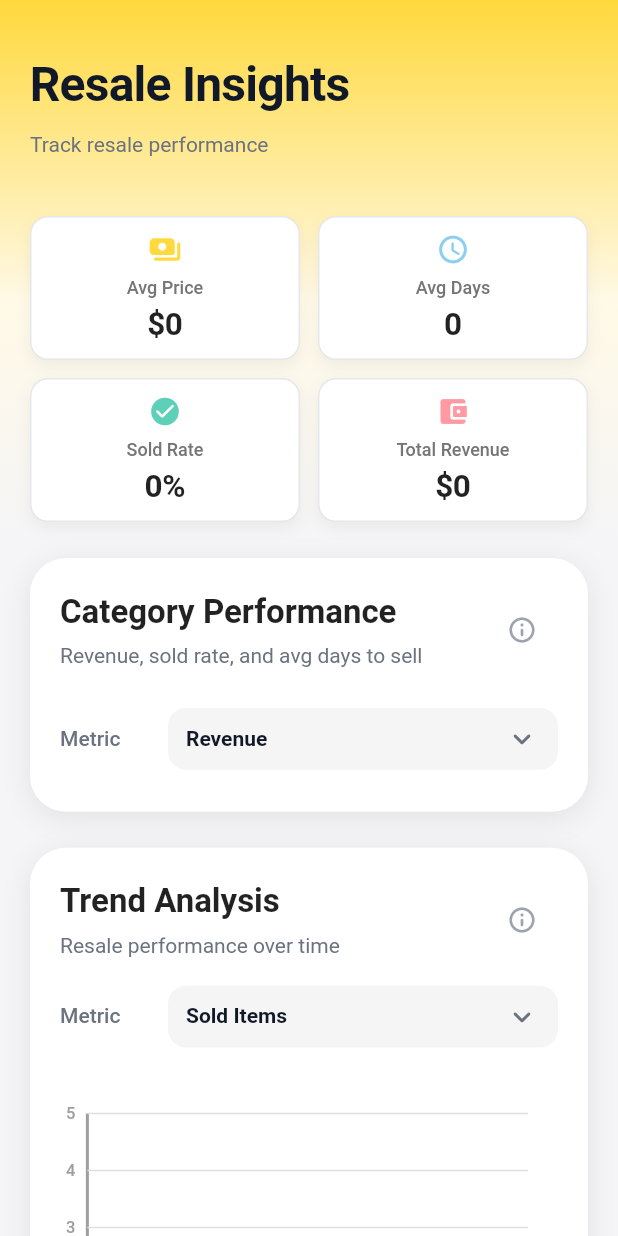
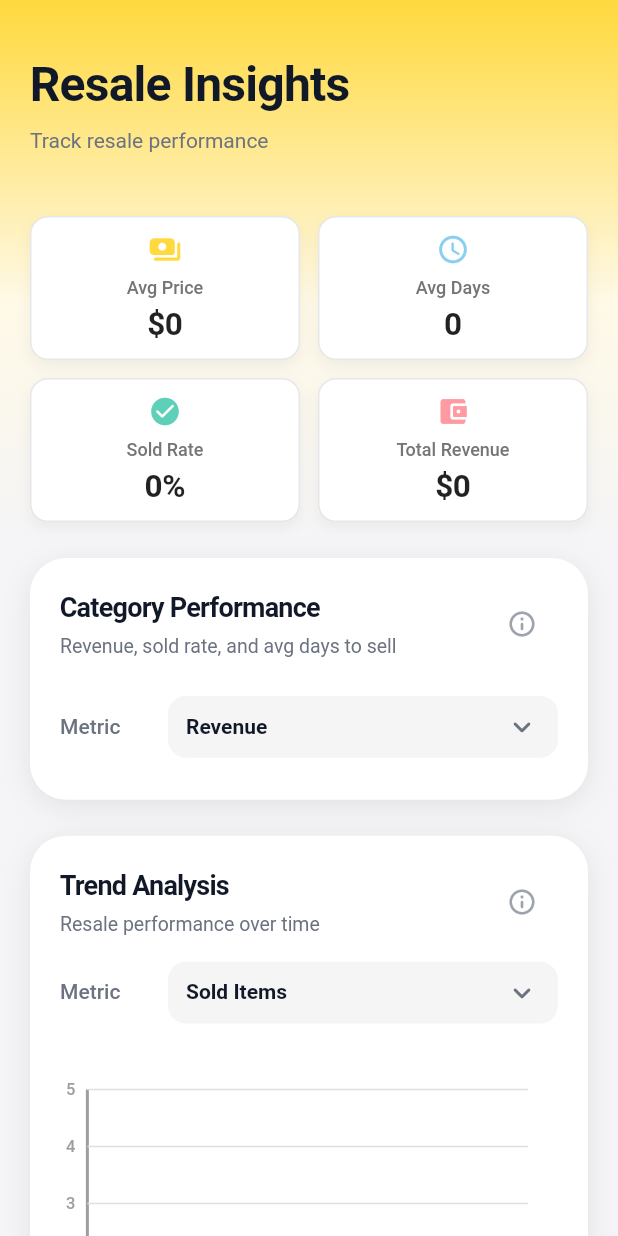
Before and after one commit to icaichen/KeepJoy, a Flutter app: the ResellAnalysisReportScreen screen opened directly with empty values, on a phone screen of 412 x 824 dp. Run offline on Flutter 3.47's test engine with Material 3 defaults, Android fonts, the phone set to English and light mode, and no system bars; our stand-ins replace cached_network_image, connectivity_plus, flutter_local_notifications, hive, hive_flutter, image_picker and 6 more; missing offline and left inert: purchases_flutter; accounts and stored records are empty; statements that could not run were skipped; project files that could hold a hidden picture were left out.

Commit message:
fixed fonts

```diff
--- a/lib/features/insights/resell_analysis_report_screen.dart
+++ b/lib/features/insights/resell_analysis_report_screen.dart
@@ -98,10 +98,7 @@ class _ResellAnalysisReportScreenState
           child: Column(
             crossAxisAlignment: CrossAxisAlignment.start,
             children: [
-              Text(
-                label,
-                style: ReportTextStyles.label,
-              ),
+              Text(label, style: ReportTextStyles.label),
               const SizedBox(height: 6),
               Text(
                 value,
@@ -357,27 +354,16 @@ class _ResellAnalysisReportScreenState
                                             isChinese
                                                 ? '品类表现分析'
                                                 : 'Category Performance',
-                                            style: Theme.of(context)
-                                                .textTheme
-                                                .titleLarge
-                                                ?.copyWith(
-                                                  fontWeight: FontWeight.w700,
-                                                  color: Colors.black87,
-                                                ),
+                                            style:
+                                                ReportTextStyles.sectionHeader,
                                           ),
                                           const SizedBox(height: 4),
                                           Text(
                                             isChinese
                                                 ? '各品类的成交金额、成交率与平均售出天数'
                                                 : 'Revenue, sold rate, and avg days to sell',
-                                            style: Theme.of(context)
-                                                .textTheme
-                                                .bodyMedium
-                                                ?.copyWith(
-                                                  color: const Color(
-                                                    0xFF6B7280,
-                                                  ),
-                                                ),
+                                            style: ReportTextStyles
+                                                .sectionSubtitle,
                                           ),
                                         ],
                                       ),
@@ -432,27 +418,16 @@ class _ResellAnalysisReportScreenState
                                             isChinese
                                                 ? '趋势分析'
                                                 : 'Trend Analysis',
-                                            style: Theme.of(context)
-                                                .textTheme
-                                                .titleLarge
-                                                ?.copyWith(
-                                                  fontWeight: FontWeight.w700,
-                                                  color: Colors.black87,
-                                                ),
+                                            style:
+                                                ReportTextStyles.sectionHeader,
                                           ),
                                           const SizedBox(height: 4),
                                           Text(
                                             isChinese
                                                 ? '转卖表现随时间的变化趋势'
                                                 : 'Resale performance over time',
-                                            style: Theme.of(context)
-                                                .textTheme
-                                                .bodyMedium
-                                                ?.copyWith(
-                                                  color: const Color(
-                                                    0xFF6B7280,
-                                                  ),
-                                                ),
+                                            style: ReportTextStyles
+                                                .sectionSubtitle,
                                           ),
                                         ],
                                       ),
@@ -617,27 +592,16 @@ class _ResellAnalysisReportScreenState
                                             isChinese
                                                 ? '超过30天未售出统计'
                                                 : '30+ Days Unsold',
-                                            style: Theme.of(context)
-                                                .textTheme
-                                                .titleLarge
-                                                ?.copyWith(
-                                                  fontWeight: FontWeight.w700,
-                                                  color: Colors.black87,
-                                                ),
+                                            style:
+                                                ReportTextStyles.sectionHeader,
                                           ),
                                           const SizedBox(height: 4),
                                           Text(
                                             isChinese
                                                 ? '各品类超过30天的件数'
                                                 : 'Count by category (30+ days unsold)',
-                                            style: Theme.of(context)
-                                                .textTheme
-                                                .bodyMedium
-                                                ?.copyWith(
-                                                  color: const Color(
-                                                    0xFF6B7280,
-                                                  ),
-                                                ),
+                                            style: ReportTextStyles
+                                                .sectionSubtitle,
                                           ),
                                         ],
                                       ),
@@ -683,11 +647,7 @@ class _ResellAnalysisReportScreenState
                               children: [
                                 Text(
                                   isChinese ? '交易洞察' : 'Transaction Insights',
-                                  style: Theme.of(context).textTheme.titleLarge
-                                      ?.copyWith(
-                                        fontWeight: FontWeight.w700,
-                                        color: Colors.black87,
-                                      ),
+                                  style: ReportTextStyles.sectionHeader,
                                 ),
                                 const SizedBox(height: 20),
                                 _buildTransactionInsights(context, isChinese),
@@ -752,9 +712,7 @@ class _ResellAnalysisReportScreenState
                         padding: EdgeInsets.only(top: topPadding),
                         child: Text(
                           pageName,
-                          style: const TextStyle(
-                            fontSize: 20,
-                            fontWeight: FontWeight.w700,
+                          style: ReportTextStyles.sectionHeader.copyWith(
                             color: Colors.black87,
                           ),
                         ),
@@ -845,8 +803,11 @@ class _ResellAnalysisReportScreenState
 
     // Sort accordingly
     if (_selectedCategoryMetric == CategoryMetric.revenue) {
-       activeCategories.sort((a, b) => (categoryData[b]!['totalRevenue'] as double)
-          .compareTo(categoryData[a]!['totalRevenue'] as double));
+      activeCategories.sort(
+        (a, b) => (categoryData[b]!['totalRevenue'] as double).compareTo(
+          categoryData[a]!['totalRevenue'] as double,
+        ),
+      );
     } else if (_selectedCategoryMetric == CategoryMetric.successRate) {
       activeCategories.sort((a, b) {
         final countA = categoryData[a]!['totalCount'] as int;
@@ -871,7 +832,6 @@ class _ResellAnalysisReportScreenState
         return avgA.compareTo(avgB); // Fast to slow
       });
     }
-
 
     return Column(
       children: [
@@ -1229,82 +1189,207 @@ class _ResellAnalysisReportScreenState
       }
     }
 
+    // Bento Box Grid Layout
     return Column(
       children: [
-        // 成交表现
-        _buildInsightRow(
+        Row(
+          children: [
+            Expanded(
+              child: _buildBentoCard(
                 context,
+                title: isChinese ? '成交表现' : 'Sold Rate',
+                value: '${successRate.toStringAsFixed(0)}%',
                 icon: Icons.trending_up_rounded,
                 iconColor: const Color(0xFF10B981),
-          label: isChinese ? '成交表现' : 'Sold Rate',
-          value: '${successRate.toStringAsFixed(0)}%',
-          isChinese: isChinese,
+                gradient: const LinearGradient(
+                  colors: [Color(0xFFE0F2F1), Color(0xFFFFFFFF)],
+                  begin: Alignment.topLeft,
+                  end: Alignment.bottomRight,
+                ),
+              ),
+            ),
+            const SizedBox(width: 12),
+            Expanded(
+              child: _buildBentoCard(
+                context,
+                title: isChinese ? '优势品类' : 'Best Category',
+                value: bestCategory?.label(context) ?? '-',
+                icon: Icons.star_rounded,
+                iconColor: const Color(0xFFFFB703),
+                gradient: const LinearGradient(
+                  colors: [Color(0xFFFFF8E1), Color(0xFFFFFFFF)],
+                  begin: Alignment.topLeft,
+                  end: Alignment.bottomRight,
+                ),
+              ),
+            ),
+          ],
         ),
         const SizedBox(height: 12),
-
-        // 优势品类
-        if (bestCategory != null)
-          _buildInsightRow(
+        Row(
+          children: [
+            Expanded(
+              child: _buildBentoCard(
                 context,
-            icon: Icons.star_rounded,
-            iconColor: const Color(0xFFFFD93D),
-            label: isChinese ? '优势品类' : 'Best Category',
-            value: bestCategory!.label(context),
-            isChinese: isChinese,
-          ),
-        if (bestCategory != null) const SizedBox(height: 12),
-
-        // 最快成交
-        if (fastestDays != null)
-          _buildInsightRow(
+                title: isChinese ? '最快成交' : 'Fastest Sale',
+                value: fastestDays != null
+                    ? '$fastestDays ${isChinese ? '天' : 'days'}'
+                    : '-',
+                icon: Icons.flash_on_rounded,
+                iconColor: const Color(0xFFFF9AA2), // Soft Red
+                gradient: const LinearGradient(
+                  colors: [Color(0xFFFFEBEE), Color(0xFFFFFFFF)],
+                  begin: Alignment.topLeft,
+                  end: Alignment.bottomRight,
+                ),
+              ),
+            ),
+            const SizedBox(width: 12),
+            Expanded(
+              child: _buildBentoCard(
                 context,
-            icon: Icons.flash_on_rounded,
-            iconColor: const Color(0xFFFF9AA2),
-            label: isChinese ? '最快成交' : 'Fastest Sale',
-            value: '$fastestDays ${isChinese ? '天' : 'days'}',
-            isChinese: isChinese,
-          ),
-        if (fastestDays != null) const SizedBox(height: 12),
-
-        // 最高价格
-        if (highestPrice > 0)
-          _buildInsightRow(
-            context,
+                title: isChinese ? '最高价格' : 'Top Price',
+                value: highestPrice > 0
+                    ? '$_currencySymbol${highestPrice.toStringAsFixed(0)}'
+                    : '-',
                 icon: Icons.attach_money_rounded,
-            iconColor: const Color(0xFF5ECFB8),
-            label: isChinese ? '最高价格' : 'Highest Price',
-            value: '$_currencySymbol${highestPrice.toStringAsFixed(0)}',
-            isChinese: isChinese,
+                iconColor: const Color(0xFF5ECFB8), // Mint
+                gradient: const LinearGradient(
+                  colors: [Color(0xFFE0F7FA), Color(0xFFFFFFFF)],
+                  begin: Alignment.topLeft,
+                  end: Alignment.bottomRight,
+                ),
+              ),
+            ),
+          ],
         ),
 
         if (unsoldOver30 > 0) ...[
           const SizedBox(height: 16),
           Container(
             width: double.infinity,
-            padding: const EdgeInsets.all(12),
-            decoration: BoxDecoration(
-              color: const Color(0xFFFFF7E5),
-              borderRadius: BorderRadius.circular(12),
+            padding: const EdgeInsets.all(16),
+            decoration: BoxDecoration(
+              gradient: const LinearGradient(
+                colors: [Color(0xFFFFF7E5), Color(0xFFFFFDF5)],
+                begin: Alignment.topLeft,
+                end: Alignment.bottomRight,
+              ),
+              borderRadius: BorderRadius.circular(16),
               border: Border.all(
-                color: const Color(0xFFFFD93D).withValues(alpha: 0.4),
-              ),
-            ),
-            child: Text(
+                color: const Color(0xFFFFD93D).withValues(alpha: 0.3),
+              ),
+              boxShadow: [
+                BoxShadow(
+                  color: const Color(0xFFFFD93D).withValues(alpha: 0.1),
+                  blurRadius: 8,
+                  offset: const Offset(0, 2),
+                ),
+              ],
+            ),
+            child: Row(
+              crossAxisAlignment: CrossAxisAlignment.start,
+              children: [
+                Container(
+                  padding: const EdgeInsets.all(8),
+                  decoration: BoxDecoration(
+                    color: const Color(0xFFFFD93D).withValues(alpha: 0.2),
+                    shape: BoxShape.circle,
+                  ),
+                  child: const Icon(
+                    Icons.warning_amber_rounded,
+                    color: Color(0xFFD97706),
+                    size: 20,
+                  ),
+                ),
+                const SizedBox(width: 12),
+                Expanded(
+                  child: Column(
+                    crossAxisAlignment: CrossAxisAlignment.start,
+                    children: [
+                      Text(
+                        isChinese ? '滞销提醒' : 'Unsold Alert',
+                        style: TextStyle(
+                          fontSize: 14,
+                          fontWeight: FontWeight.w700,
+                          color: const Color(0xFF92400E),
+                        ),
+                      ),
+                      const SizedBox(height: 4),
+                      Text(
                         unsoldOver30 >= 5
                             ? (isChinese
-                        ? '有 $unsoldOver30 件物品已超过30天未售出，建议集中优化：适当调价、更新描述，或尝试其他转售渠道。'
-                        : 'You have $unsoldOver30 items unsold for 30+ days. Consider revisiting them together: adjust pricing, refresh the listing, or try another channel.')
+                                  ? '有 $unsoldOver30 件物品已超过30天未售出，建议集中优化。'
+                                  : 'You have $unsoldOver30 items unsold for 30+ days. Consider optimizing.')
                             : (isChinese
-                        ? '$unsoldOver30 件物品超过30天未售出，试试小幅调价或更换平台提升成交。'
-                        : '$unsoldOver30 item(s) unsold for 30+ days. Try a small price drop or a different channel to improve sales.'),
-              style: Theme.of(context).textTheme.bodyMedium?.copyWith(
-                color: const Color(0xFF8A6D1F),
-                fontWeight: FontWeight.w600,
-              ),
-            ),
-          ),
-        ],
-      ],
+                                  ? '$unsoldOver30 件物品超过30天未售出，试试小幅调价。'
+                                  : '$unsoldOver30 item(s) unsold for 30+ days. Try a small price drop.'),
+                        style: TextStyle(
+                          fontSize: 13,
+                          height: 1.4,
+                          color: const Color(0xFF92400E).withValues(alpha: 0.8),
+                        ),
+                      ),
+                    ],
+                  ),
+                ),
+              ],
+            ),
+          ),
+        ],
+      ],
+    );
+  }
+
+  Widget _buildBentoCard(
+    BuildContext context, {
+    required String title,
+    required String value,
+    required IconData icon,
+    required Color iconColor,
+    required Gradient gradient,
+  }) {
+    return Container(
+      padding: const EdgeInsets.all(16),
+      decoration: BoxDecoration(
+        color: Colors.white,
+        borderRadius: BorderRadius.circular(20),
+        boxShadow: [
+          BoxShadow(
+            color: Colors.black.withValues(alpha: 0.03),
+            blurRadius: 10,
+            offset: const Offset(0, 4),
+          ),
+        ],
+      ),
+      child: Column(
+        crossAxisAlignment: CrossAxisAlignment.start,
+        children: [
+          Row(
+            children: [
+              Container(
+                padding: const EdgeInsets.all(8),
+                decoration: BoxDecoration(
+                  color: iconColor.withValues(alpha: 0.1),
+                  borderRadius: BorderRadius.circular(10),
+                ),
+                child: Icon(icon, size: 20, color: iconColor),
+              ),
+              const Spacer(),
+              // Optional: Add trend arrow or indicator? Kept simple for now.
+            ],
+          ),
+          const SizedBox(height: 12),
+          Text(
+            value,
+            style: ReportTextStyles.statValueLarge.copyWith(fontSize: 20),
+            maxLines: 1,
+            overflow: TextOverflow.ellipsis,
+          ),
+          const SizedBox(height: 4),
+          Text(title, style: ReportTextStyles.sectionSubtitle),
+        ],
+      ),
     );
   }
 
@@ -1813,52 +1898,6 @@ class _ResellAnalysisReportScreenState
   }
 
   // Helper method to build insight row
-  Widget _buildInsightRow(
-    BuildContext context, {
-    required IconData icon,
-    required Color iconColor,
-    required String label,
-    required String value,
-    required bool isChinese,
-  }) {
-    return Container(
-      padding: const EdgeInsets.symmetric(horizontal: 16, vertical: 14),
-      decoration: ReportUI.statCardDecoration,
-      child: Row(
-        children: [
-          Container(
-            width: 46,
-            height: 46,
-            decoration: BoxDecoration(
-              color: iconColor.withValues(alpha: 0.15),
-              borderRadius: BorderRadius.circular(12),
-            ),
-            child: Icon(icon, color: iconColor, size: 22),
-          ),
-          const SizedBox(width: 16),
-          Expanded(
-            child: Column(
-              crossAxisAlignment: CrossAxisAlignment.start,
-              children: [
-                Text(
-                  label,
-                  style: Theme.of(context).textTheme.bodySmall?.copyWith(
-                    color: Colors.black54,
-                    fontWeight: FontWeight.w500,
-                  ),
-                ),
-                const SizedBox(height: 4),
-                Text(
-                  value,
-                  style: ReportTextStyles.sectionHeader,
-                ),
-              ],
-            ),
-          ),
-        ],
-      ),
-    );
-  }
 
   Widget _buildMetricCard(
     BuildContext context, {
--- a/lib/features/insights/widgets/report_ui_constants.dart
+++ b/lib/features/insights/widgets/report_ui_constants.dart
@@ -1,4 +1,5 @@
 import 'package:flutter/material.dart';
+import 'package:keepjoy_app/theme/typography.dart';
 
 class ReportUI {
   // Colors
@@ -78,62 +79,51 @@ class ReportUI {
 
 class ReportTextStyles {
   // Screen Title (e.g., "Yearly Reports", "Memory Lane")
-  static const TextStyle screenTitle = TextStyle(
-    fontSize: 32,
+  static TextStyle get screenTitle => AppTypography.headlineLarge.copyWith(
     fontWeight: FontWeight.w700,
     color: ReportUI.primaryTextColor,
     letterSpacing: -0.5,
   );
 
   // Screen Subtitle (e.g., "Your year in review")
-  static const TextStyle screenSubtitle = TextStyle(
-    fontSize: 14,
-    fontWeight: FontWeight.w400,
-    color: ReportUI.secondaryTextColor,
-  );
+  static TextStyle get screenSubtitle =>
+      AppTypography.bodyMedium.copyWith(color: ReportUI.secondaryTextColor);
 
   // Section Headers (e.g., "Memory Heatmap", "Joy Trend")
-  static const TextStyle sectionHeader = TextStyle(
-    fontSize: 18, // TitleMedium is usually 16/18, reinforcing 18 for headers
+  static TextStyle get sectionHeader => AppTypography.titleMedium.copyWith(
     fontWeight: FontWeight.w700,
     color: ReportUI.primaryTextColor,
     letterSpacing: -0.5,
   );
 
   // Section Subtitles (e.g., "Activity this year")
-  static const TextStyle sectionSubtitle = TextStyle(
-    fontSize: 13, // BodySmall
-    fontWeight: FontWeight.w400,
+  static TextStyle get sectionSubtitle => AppTypography.bodySmall.copyWith(
+    fontSize: 13,
     color: ReportUI.secondaryTextColor,
   );
 
   // Large Stat Values (e.g., in Summary Cards like "1,240")
-  static const TextStyle statValueLarge = TextStyle(
-    fontSize: 24, // TitleLarge
+  static TextStyle get statValueLarge => AppTypography.headlineMedium.copyWith(
     fontWeight: FontWeight.w800,
     color: ReportUI.primaryTextColor,
     letterSpacing: -1.0,
   );
 
   // Small Stat Cards Values (e.g., in grid stats)
-  static const TextStyle statValueSmall = TextStyle(
-    fontSize: 16, // TitleSmall
+  static TextStyle get statValueSmall => AppTypography.titleSmall.copyWith(
     fontWeight: FontWeight.w800,
     color: ReportUI.primaryTextColor,
   );
 
   // Labels (e.g., "Total Items", "Improvement")
-  static const TextStyle label = TextStyle(
-    fontSize: 11, // LabelSmall
+  static TextStyle get label => AppTypography.labelSmall.copyWith(
+    fontSize: 11,
     fontWeight: FontWeight.w600,
     color: ReportUI.labelTextColor,
     letterSpacing: 0.1,
   );
 
   // Body text for descriptions/insights
-  static const TextStyle body = TextStyle(
-    fontSize: 14, // BodyMedium
-    fontWeight: FontWeight.w400,
-    color: ReportUI.secondaryTextColor,
-  );
+  static TextStyle get body =>
+      AppTypography.bodyMedium.copyWith(color: ReportUI.secondaryTextColor);
 }
--- a/lib/services/sync_service.dart
+++ b/lib/services/sync_service.dart
@@ -979,7 +979,7 @@ class SyncService {
     if (remoteDeletedAt != null && localDeletedAt != null) {
       final result = remoteDeletedAt.isAfter(localDeletedAt);
       debugPrint(
-        '   📊 Both deleted: remote=${remoteDeletedAt}, local=${localDeletedAt}, replace=$result',
+        '   📊 Both deleted: remote=$remoteDeletedAt, local=$localDeletedAt, replace=$result',
       );
       return result;
     }
--- a/lib/widgets/smart_image_widget.dart
+++ b/lib/widgets/smart_image_widget.dart
@@ -30,17 +30,14 @@ class SmartImageWidget extends StatelessWidget {
   Widget build(BuildContext context) {
     // Priority 1: Check local file first (offline-first)
     if (localPath != null && localPath!.isNotEmpty) {
-      final file = File(localPath!);
-      if (file.existsSync()) {
       return Image.file(
-          file,
+        File(localPath!),
         fit: fit ?? BoxFit.cover,
         width: width,
         height: height,
         errorBuilder: (context, error, stackTrace) => _tryRemoteOrError(),
         gaplessPlayback: true,
       );
-      }
     }
 
     // Priority 2: Try remote URL if local not available
```
Also changed, not shown: lib/features/insights/memory_lane_report_screen.dart (+5 -20 lines), lib/features/insights/yearly_reports_screen.dart (+10 -34 lines), lib/main.dart (+5 -11 lines). Lines whose indentation alone changed are shown as unchanged.
